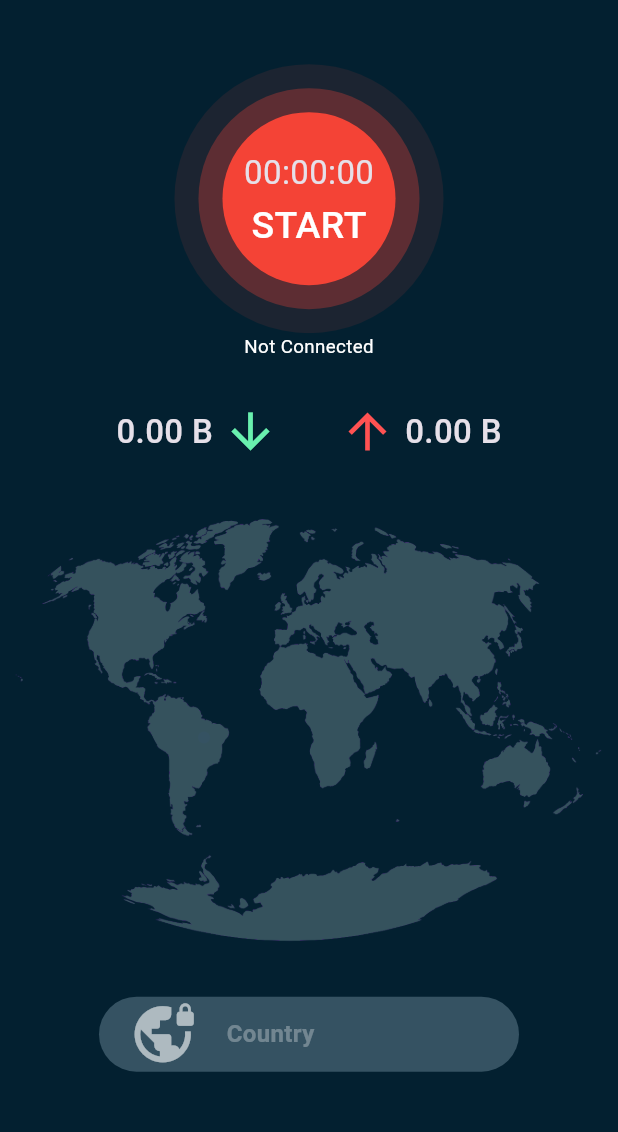
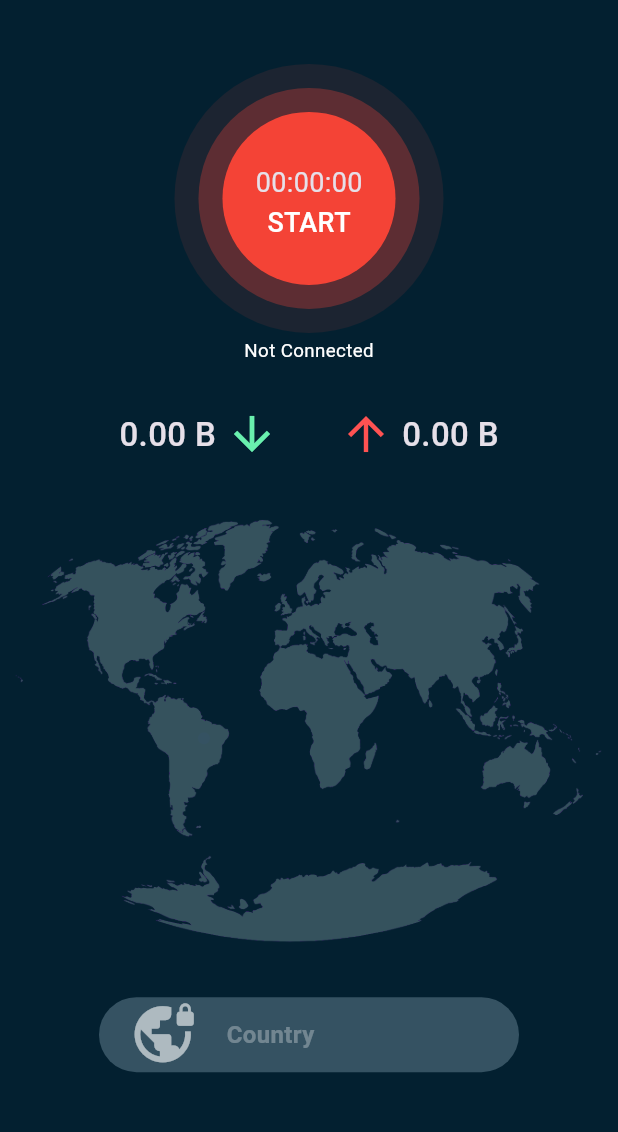
Before and after one commit to easytem-vpn/easytem-mobile, a Flutter app: the screen it shows after launch, on a phone screen of 412 x 824 dp, the part 63-1195 px from its top. Run offline on Flutter 3.47's test engine with Material 3 defaults, Android fonts, the phone set to English and light mode, and no system bars; our stand-ins replace csv, get, hive_flutter, lottie; accounts and stored records are empty.

Commit message:
Update responsive issue

```diff
--- a/easytem/lib/screens/home_screen.dart
+++ b/easytem/lib/screens/home_screen.dart
@@ -80,7 +80,7 @@ class HomeScreen extends StatelessWidget {
                     HomeCard(
                         title: _formatBytes(snapshot.data?.byteIn ?? '0'),
                         icon: const Icon(Icons.arrow_downward,
-                              size: 38, color: Colors.greenAccent),
+                              size: 36, color: Colors.greenAccent),
                         rtl: true,
                         ),
 
@@ -88,7 +88,7 @@ class HomeScreen extends StatelessWidget {
                     HomeCard(
                         title: _formatBytes(snapshot.data?.byteOut ?? '0'),
                         icon: const Icon(Icons.arrow_upward,
-                              size: 38, color: Colors.redAccent),
+                              size: 36, color: Colors.redAccent),
                         ),
                   ],
                 ),
@@ -168,19 +168,19 @@ class HomeScreen extends StatelessWidget {
                     child: Column(
                       mainAxisAlignment: MainAxisAlignment.center,
                       children: [
-                        const SizedBox(height: 4),
+                        const SizedBox(height: 6),
                         //icon
                         Obx(() => CountDownTimer(
                                   startTimer:
                                   _controller.vpnState.value == VpnEngine.vpnConnected)),
 
-                        const SizedBox(height: 2),
+                        const SizedBox(height: 1),
 
                         //text
                         Text(
                           _controller.getButtonText,
                           style: const TextStyle(
-                              fontSize: 25,
+                              fontSize: 18,
                               color: Colors.white,
                               fontWeight: FontWeight.w500),
                         )
@@ -193,6 +193,7 @@ class HomeScreen extends StatelessWidget {
           ),
 
         Container(
+            margin: const EdgeInsets.only(top: 3),
             decoration: const BoxDecoration(
                 color: Color.fromARGB(255, 3, 32, 48)),
             child: Text(
--- a/easytem/lib/widgets/count_down_timer.dart
+++ b/easytem/lib/widgets/count_down_timer.dart
@@ -42,6 +42,6 @@ class _CountDownTimerState extends State<CountDownTimer> {
     final seconds = twoDigit(_duration.inSeconds.remainder(60));
     final hours = twoDigit(_duration.inHours.remainder(60));
 
-    return Text('$hours:$minutes:$seconds', style: const TextStyle(fontSize: 22));
+    return Text('$hours:$minutes:$seconds', style: const TextStyle(fontSize: 18));
   }
 }
```
